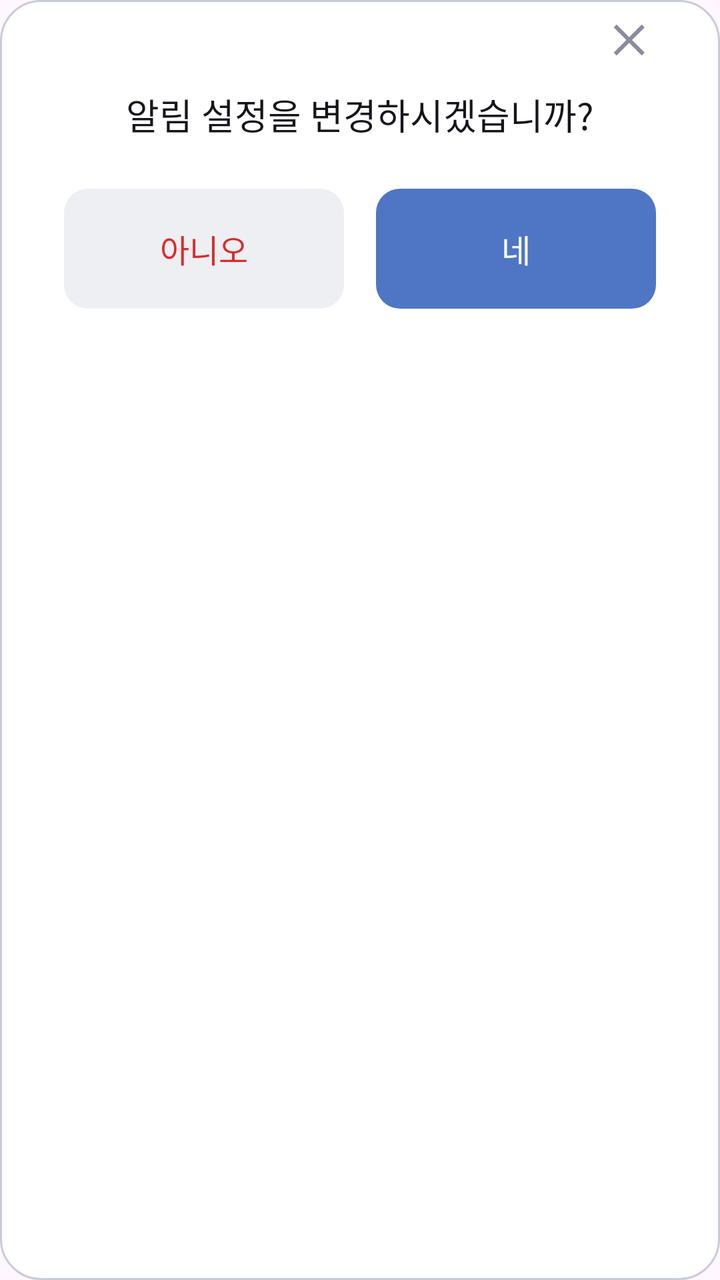
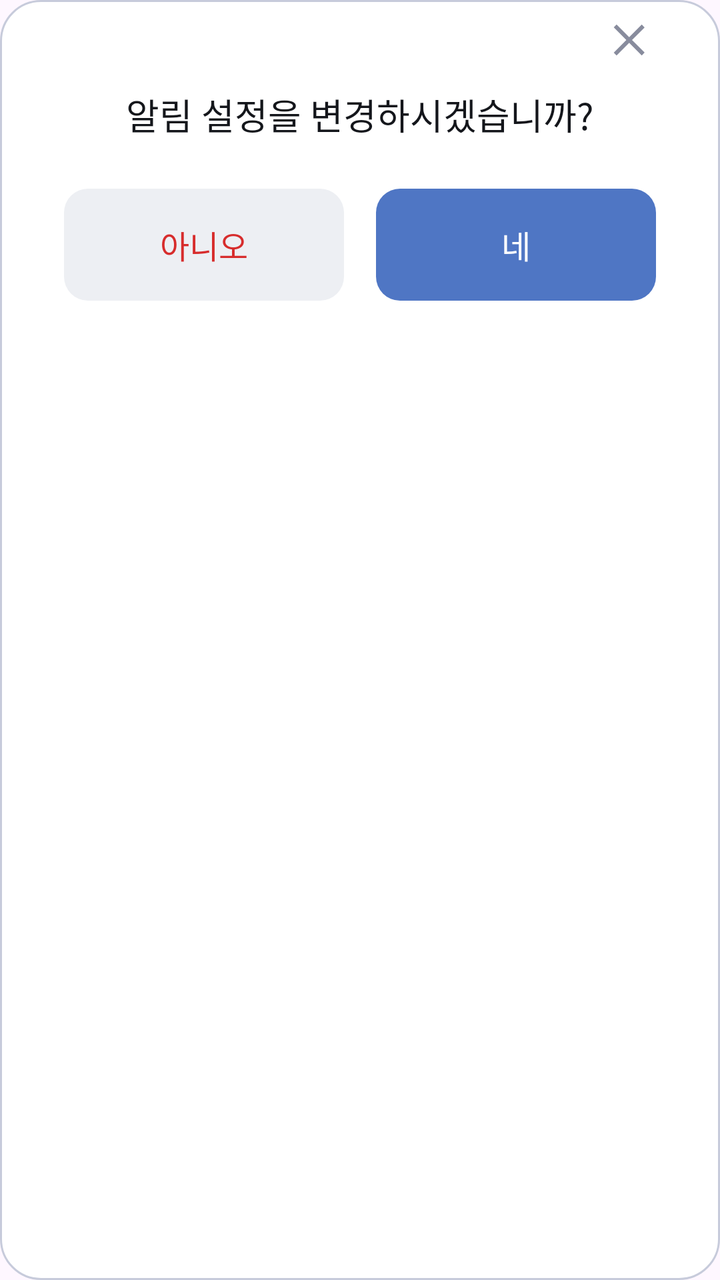

Compare the two renders of this Android layout. The source of the first and the diff that turns it into the second are given below.
<!-- AndroidManifest.xml: application theme Theme.Submate -->
<!-- res/layout/common_modal.xml -->
<?xml version="1.0" encoding="utf-8"?>
<LinearLayout xmlns:android="http://schemas.android.com/apk/res/android" android:layout_width="380dp" android:layout_height="200dp" android:background="@drawable/bg_modal" android:gravity="center_horizontal" android:orientation="vertical" android:paddingStart="32dp" android:paddingEnd="32dp">
    <ImageView android:id="@+id/modal_close" android:layout_width="24dp" android:layout_height="24dp" android:layout_gravity="end" android:layout_marginTop="8dp" android:contentDescription="닫기" android:clickable="true" android:focusable="true" android:src="@drawable/ic_modal_close" />
    <TextView android:id="@+id/modal_title" android:layout_width="match_parent" android:layout_height="wrap_content" android:layout_marginTop="12dp" android:gravity="center" android:text="알림 설정을 변경하시겠습니까?" android:textColor="@color/appblack" style="@style/typo_body_m1" />
    <LinearLayout android:layout_width="match_parent" android:layout_height="60dp" android:layout_marginTop="24dp" android:orientation="horizontal">
        <TextView android:id="@+id/modal_no" android:layout_width="0dp" android:layout_height="match_parent" android:layout_weight="1" android:background="@drawable/bg_modal_reject" android:clickable="true" android:focusable="true" android:gravity="center" android:text="아니오" android:textColor="@color/error800" style="@style/typo_body_b2" />
        <Space android:layout_width="16dp" android:layout_height="match_parent" />
        <TextView android:id="@+id/modal_yes" android:layout_width="0dp" android:layout_height="match_parent" android:layout_weight="1" android:background="@drawable/bg_modal_agree" android:clickable="true" android:focusable="true" android:gravity="center" android:text="네" android:textColor="@color/appwhite" style="@style/typo_body_b2" />
    </LinearLayout>
</LinearLayout>
<!-- resources referenced by this layout -->
<resources>
  <color name="appblack">#14161B</color>
  <color name="appwhite">#FFFFFF</color>
  <color name="error800">#D72C2C</color>
  <!-- drawable bg_modal (drawable) -->
  <?xml version="1.0" encoding="utf-8"?>
  <shape xmlns:android="http://schemas.android.com/apk/res/android" android:shape="rectangle">
      <solid android:color="@color/appwhite" />
      <stroke android:width="1dp" android:color="@color/gray300" />
      <corners android:radius="20dp" />
  </shape>
  <!-- drawable bg_modal_agree (drawable) -->
  <?xml version="1.0" encoding="utf-8"?>
  <shape xmlns:android="http://schemas.android.com/apk/res/android" android:shape="rectangle">
      <solid android:color="@color/pri700" />
      <corners android:radius="12dp" />
  </shape>
  <!-- drawable bg_modal_reject (drawable) -->
  <?xml version="1.0" encoding="utf-8"?>
  <shape xmlns:android="http://schemas.android.com/apk/res/android" android:shape="rectangle">
      <solid android:color="@color/gray100" />
      <corners android:radius="12dp" />
  </shape>
  <!-- drawable ic_modal_close (drawable) -->
  <?xml version="1.0" encoding="utf-8"?>
  <vector xmlns:android="http://schemas.android.com/apk/res/android" android:width="24dp" android:height="24dp" android:viewportWidth="24" android:viewportHeight="24">
      <path android:fillColor="@color/gray500" android:pathData="M18.3,5.71L12,12l6.3,6.29 -1.41,1.42L10.59,13.41 4.29,19.71 2.88,18.3 9.17,12 2.88,5.7 4.29,4.29 10.59,10.59 16.89,4.29z" />
  </vector>
  <style name="typo_body_b2"><item name="android:fontFamily">@font/pretendard_bold</item><item name="android:textSize">16sp</item></style>
  <style name="typo_body_m1"><item name="android:fontFamily">@font/pretendard_medium</item><item name="android:textSize">18sp</item></style>
  <style name="Theme.Submate" parent="Base.Theme.Submate" />
  <color name="gray300">#C7CBDB</color>
  <color name="pri700">#4F76C4</color>
  <color name="gray100">#EDEFF3</color>
  <color name="gray500">#888C9D</color>
  <style name="Base.Theme.Submate" parent="Theme.Material3.DayNight.NoActionBar">
          
          
      </style>
</resources>

<!-- the commit's change to res/layout/common_modal.xml (unified diff, before → after) -->
@@ -2,7 +2,7 @@
 <LinearLayout xmlns:android="http://schemas.android.com/apk/res/android" android:layout_width="380dp" android:layout_height="200dp" android:background="@drawable/bg_modal" android:gravity="center_horizontal" android:orientation="vertical" android:paddingStart="32dp" android:paddingEnd="32dp">
     <ImageView android:id="@+id/modal_close" android:layout_width="24dp" android:layout_height="24dp" android:layout_gravity="end" android:layout_marginTop="8dp" android:contentDescription="닫기" android:clickable="true" android:focusable="true" android:src="@drawable/ic_modal_close" />
     <TextView android:id="@+id/modal_title" android:layout_width="match_parent" android:layout_height="wrap_content" android:layout_marginTop="12dp" android:gravity="center" android:text="알림 설정을 변경하시겠습니까?" android:textColor="@color/appblack" style="@style/typo_body_m1" />
-    <LinearLayout android:layout_width="match_parent" android:layout_height="60dp" android:layout_marginTop="24dp" android:orientation="horizontal">
+    <LinearLayout android:layout_width="match_parent" android:layout_height="56dp" android:layout_marginTop="24dp" android:orientation="horizontal">
         <TextView android:id="@+id/modal_no" android:layout_width="0dp" android:layout_height="match_parent" android:layout_weight="1" android:background="@drawable/bg_modal_reject" android:clickable="true" android:focusable="true" android:gravity="center" android:text="아니오" android:textColor="@color/error800" style="@style/typo_body_b2" />
         <Space android:layout_width="16dp" android:layout_height="match_parent" />
         <TextView android:id="@+id/modal_yes" android:layout_width="0dp" android:layout_height="match_parent" android:layout_weight="1" android:background="@drawable/bg_modal_agree" android:clickable="true" android:focusable="true" android:gravity="center" android:text="네" android:textColor="@color/appwhite" style="@style/typo_body_b2" />
